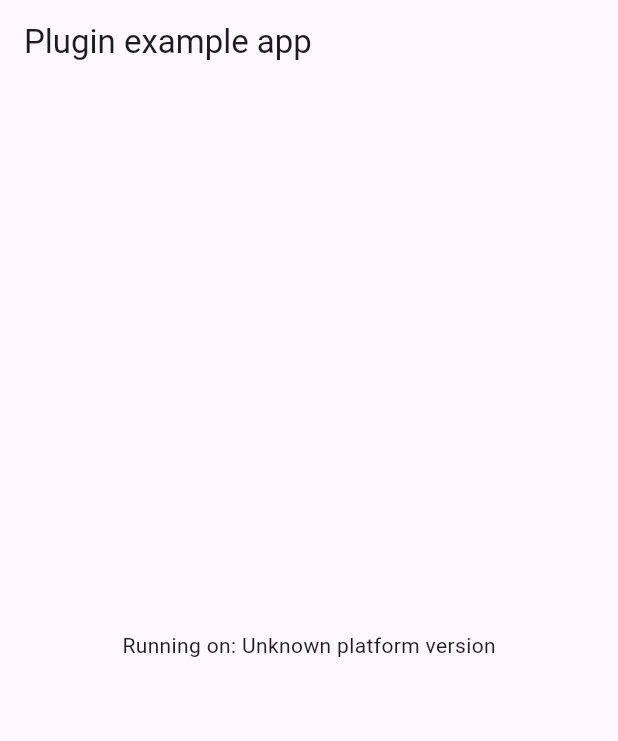
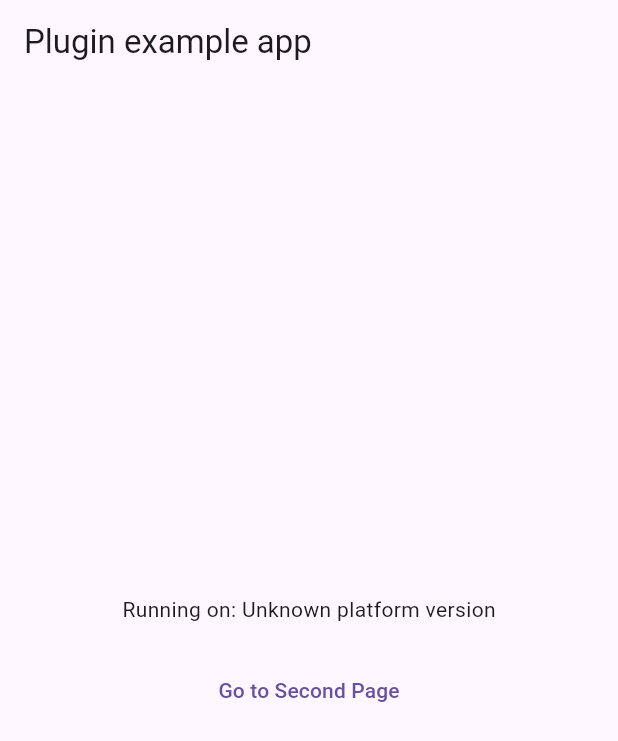
Before and after one commit to TheCodeDaniel/screenshot_guard, a Flutter app: the screen it shows after launch, on a phone screen of 412 x 824 dp. Shown: the top 741 px of the screen. Run offline on Flutter 3.47's test engine with Material 3 defaults, Android fonts, the phone set to English and light mode, and no system bars; our stand-ins replace plugin_platform_interface.

Commit message:
feat: add second page to test screenshot toggling on init

```diff
--- a/example/lib/main.dart
+++ b/example/lib/main.dart
@@ -3,6 +3,7 @@ import 'dart:async';
 
 import 'package:flutter/services.dart';
 import 'package:screenshot_guard/screenshot_guard.dart';
+import 'package:screenshot_guard_example/second_page_view.dart';
 
 void main() => runApp(const MyApp());
 
@@ -48,7 +49,22 @@ class _MyAppState extends State<MyApp> {
     return MaterialApp(
       home: Scaffold(
         appBar: AppBar(title: const Text('Plugin example app')),
-        body: Center(child: Text('Running on: $_platformVersion\n')),
+        body: Builder(
+          // 👈 provides a new context under Navigator
+          builder: (context) => Column(
+            mainAxisAlignment: MainAxisAlignment.center,
+            children: [
+              Center(child: Text('Running on: $_platformVersion\n')),
+              TextButton(
+                onPressed: () => Navigator.push(
+                  context,
+                  MaterialPageRoute(builder: (_) => const SecondPageView()),
+                ),
+                child: const Text("Go to Second Page"),
+              ),
+            ],
+          ),
+        ),
       ),
     );
   }
```
Also changed, not shown: example/lib/second_page_view.dart (added, +33 -0 lines).
